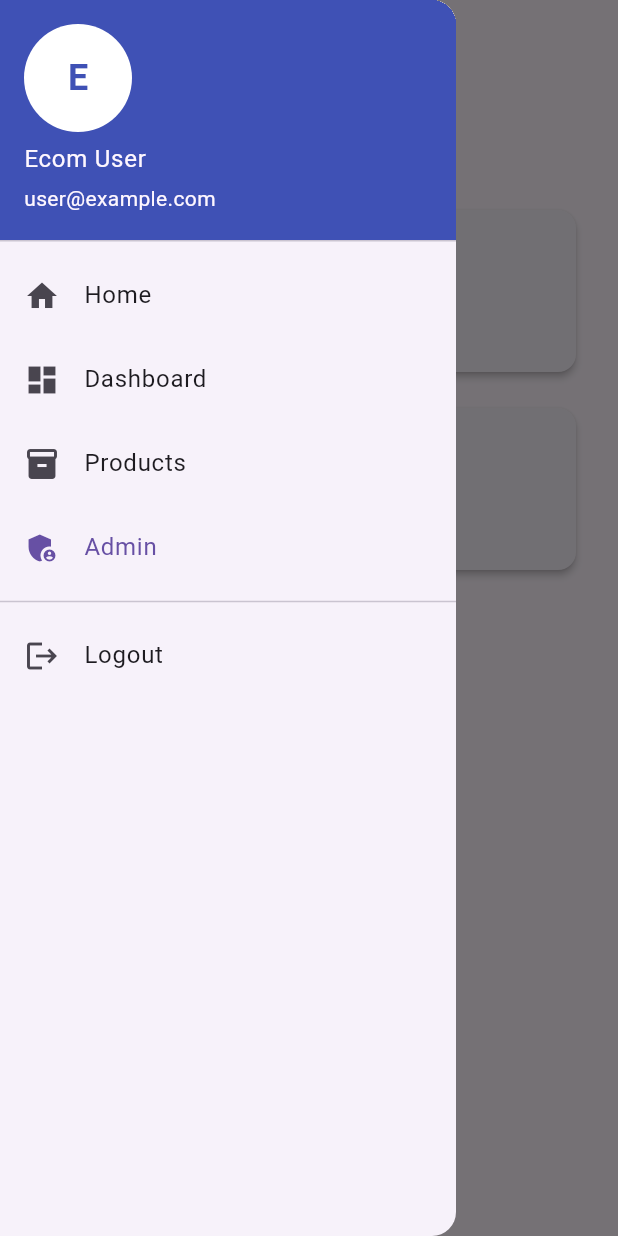
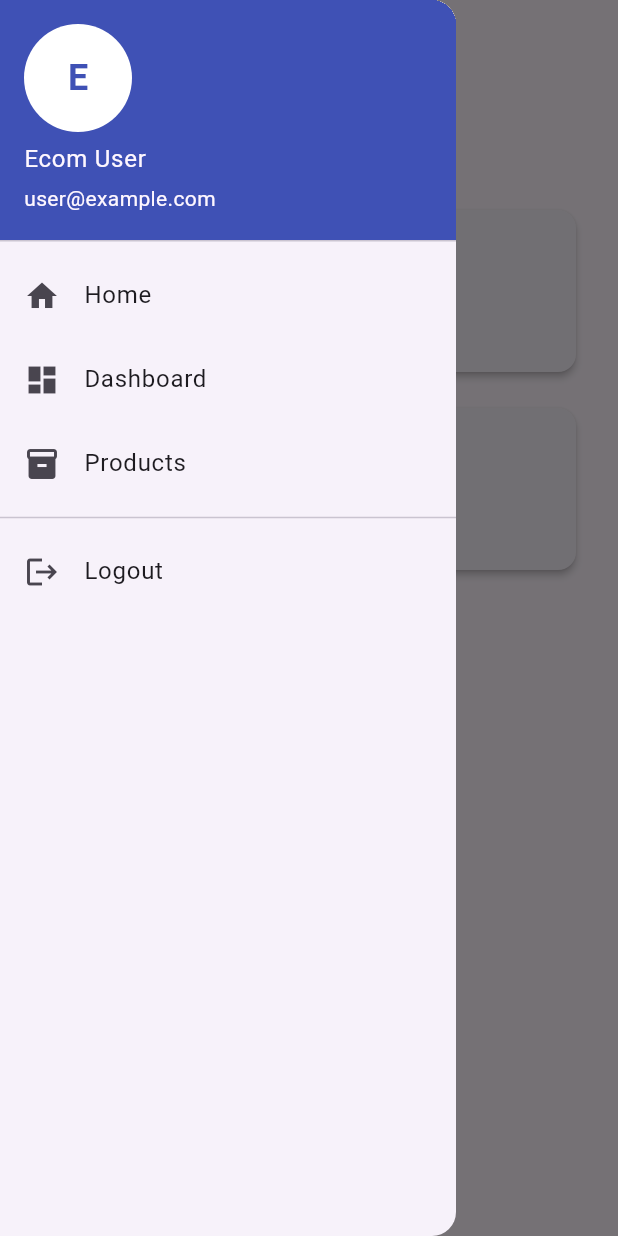
Before and after one commit to Kh1T/ecom_frontend, a Flutter app: the AdminView screen opened by its route, with the side drawer open, on a phone screen of 412 x 824 dp. Run offline on Flutter 3.47's test engine with Material 3 defaults, Android fonts, the phone set to English and light mode, and no system bars; our stand-ins replace dio, flutter_dotenv, get, image_picker, shared_preferences; accounts and stored records are empty.

Commit message:
feat: Implement admin middleware and update authentication flow for user roles

```diff
--- a/lib/app/routes/app_pages.dart
+++ b/lib/app/routes/app_pages.dart
@@ -1,5 +1,6 @@
 import 'package:get/get.dart';
 
+import '../middleware/admin_middleware.dart';
 import '../modules/admin/bindings/admin_binding.dart';
 import '../modules/admin/views/admin_view.dart';
 import '../modules/authentication/bindings/authentication_binding.dart';
@@ -38,6 +39,7 @@ class AppPages {
       name: _Paths.ADMIN,
       page: () => const AdminView(),
       binding: AdminBinding(),
+      middlewares: [AdminMiddleware()],
     ),
     GetPage(
       name: _Paths.PRODUCTS,
--- a/lib/app/widgets/sidebar/sidebar.dart
+++ b/lib/app/widgets/sidebar/sidebar.dart
@@ -93,14 +93,21 @@ class Sidebar extends StatelessWidget {
               Get.offAllNamed(Routes.PRODUCTS);
             },
           ),
-          ListTile(
+          if (userService != null)
+            Obx(() {
+              final user = userService.currentUser.value;
+              if (user == null || !user.isAdmin) return const SizedBox.shrink();
+              return ListTile(
                 leading: const Icon(Icons.admin_panel_settings),
                 title: const Text('Admin'),
                 selected: Get.currentRoute == Routes.ADMIN,
                 onTap: () {
                   Get.offAllNamed(Routes.ADMIN);
                 },
-          ),
+              );
+            })
+          else
+            const SizedBox.shrink(),
           const Divider(),
           ListTile(
             leading: const Icon(Icons.logout),
```
Also changed, not shown: lib/app/middleware/admin_middleware.dart (added, +24 -0 lines), lib/app/modules/authentication/controllers/authentication_controller.dart (+6 -2 lines). Lines whose indentation alone changed are shown as unchanged.
